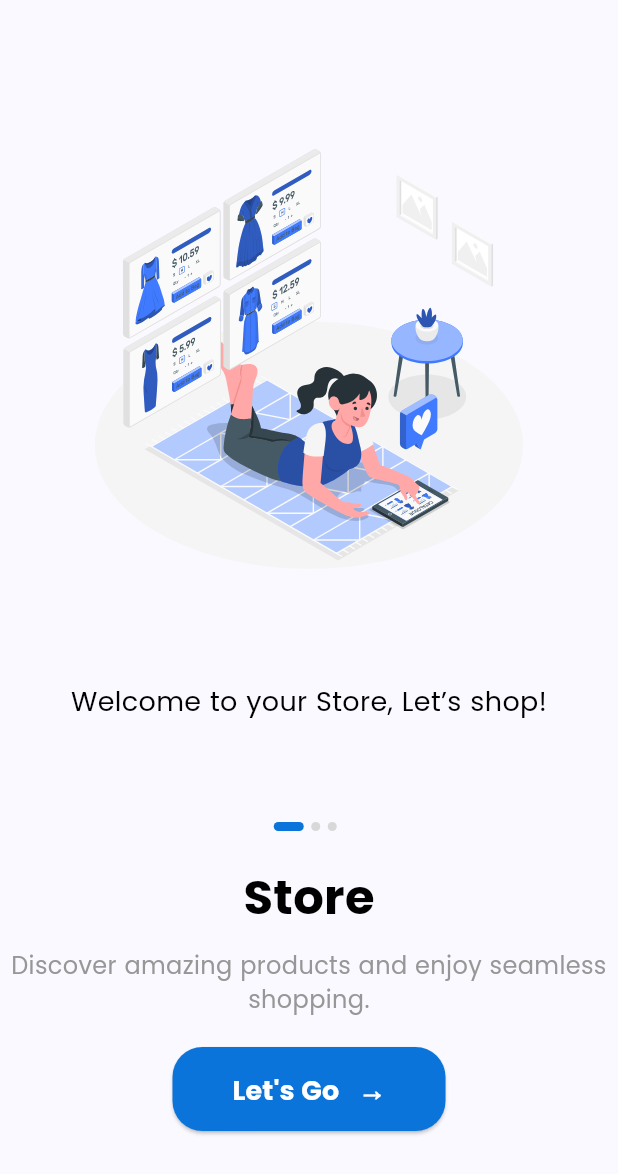
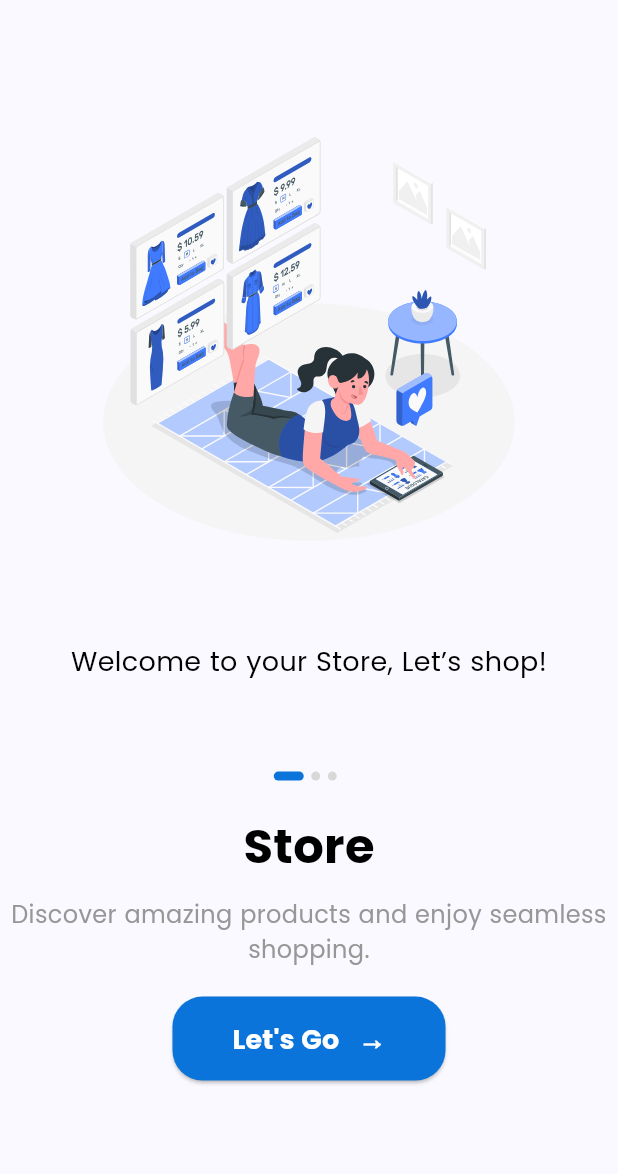
Before and after one commit to 920anish/store, a Flutter app: the screen it shows after launch, on a phone screen of 412 x 824 dp. Shown: the top 1174 px of the screen. Run offline on Flutter 3.47's test engine with Material 3 defaults, Android fonts, the phone set to English and light mode, and no system bars; our stand-ins replace flutter_svg.

Commit message:
fixed overflow issues

```diff
--- a/lib/screens/welcome/welcome_content.dart
+++ b/lib/screens/welcome/welcome_content.dart
@@ -18,7 +18,7 @@ class WelcomeContent extends StatelessWidget {
         const Spacer(),
         SvgPicture.asset(
           image,
-          height: 300,
+          height: MediaQuery.of(context).size.height * 0.35,
           width: double.infinity,
           fit: BoxFit.contain,
         ),
--- a/lib/screens/welcome/welcome_screen.dart
+++ b/lib/screens/welcome/welcome_screen.dart
@@ -34,13 +34,14 @@ class _WelcomeScreenState extends State<WelcomeScreen> {
   Widget build(BuildContext context) {
     return Scaffold(
       body: SafeArea(
+        child: SingleChildScrollView(
           child: SizedBox(
             width: double.infinity,
             child: Column(
               children: <Widget>[
                 const SizedBox(height: 20), // Space from the top
-              Expanded(
-                flex: 3,
+                SizedBox(
+                  height: MediaQuery.of(context).size.height * 0.6,
                   child: PageView.builder(
                     controller: _pageController,
                     onPageChanged: (value) {
@@ -82,6 +83,7 @@ class _WelcomeScreenState extends State<WelcomeScreen> {
             ),
           ),
         ),
+      ),
     );
   }
 
```
Lines whose indentation alone changed are shown as unchanged.
